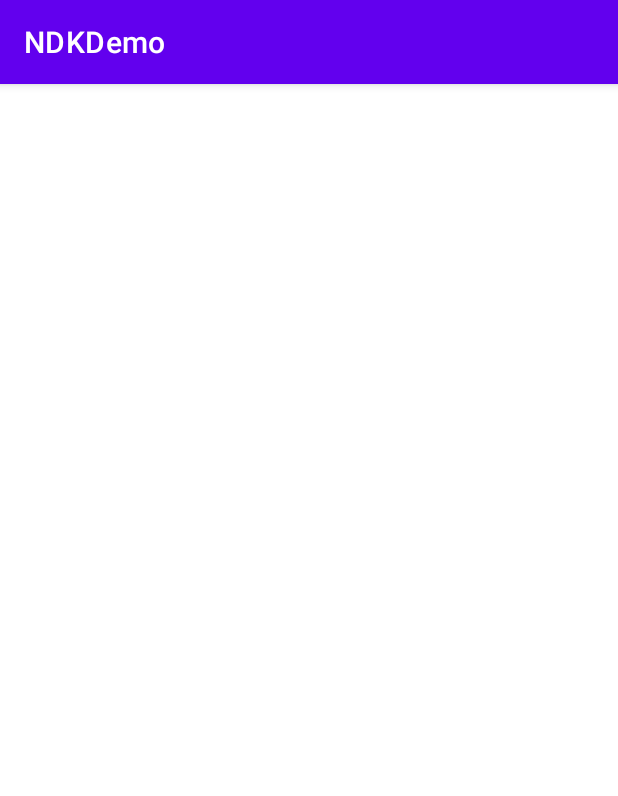
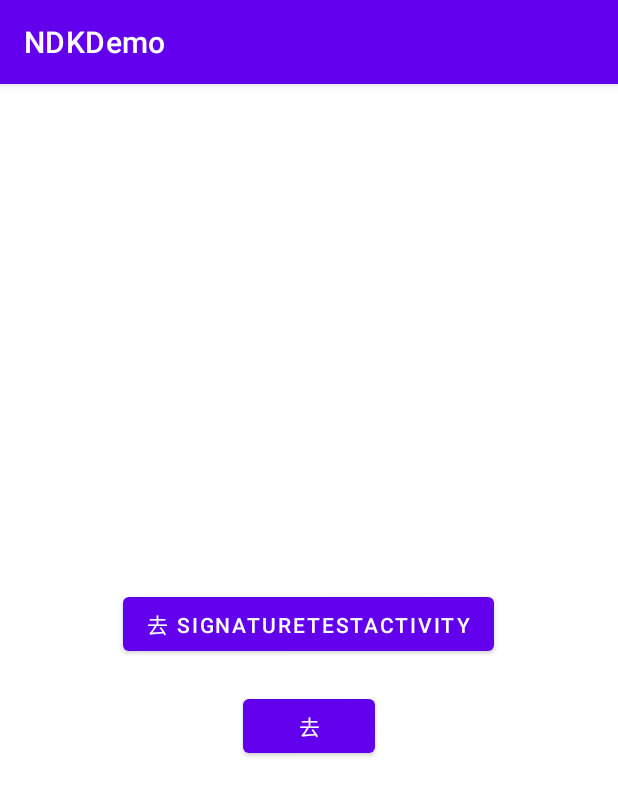
Before and after one commit to NiLuogege/NDKDemo, an Android app: the screen it shows after launch (MainActivity), on a phone screen of 412 x 824 dp. Shown: the top 796 px of the screen. Run offline under Robolectric (Android 15) with nearby library versions, the phone set to English and light mode, and no system bars.

Commit message:
整理代码

```diff
--- a/NDKDemo/app/src/main/AndroidManifest.xml
+++ b/NDKDemo/app/src/main/AndroidManifest.xml
@@ -22,6 +22,8 @@
                 <category android:name="android.intent.category.LAUNCHER" />
             </intent-filter>
         </activity>
+
+        <activity android:name=".signature.SignatureTestActivity"/>
     </application>
 
 </manifest>
--- a/NDKDemo/app/src/main/java/com/niluogege/ndkdemo/MainActivity.kt
+++ b/NDKDemo/app/src/main/java/com/niluogege/ndkdemo/MainActivity.kt
@@ -1,11 +1,15 @@
 package com.niluogege.ndkdemo
 
+import android.content.Intent
 import android.content.pm.PackageInfo
 import android.content.pm.PackageManager
 import android.os.Bundle
 import android.util.Log
+import android.view.View
 import androidx.appcompat.app.AppCompatActivity
 import com.niluogege.ndkdemo.databinding.ActivityMainBinding
+import com.niluogege.ndkdemo.signature.Signature
+import com.niluogege.ndkdemo.signature.SignatureTestActivity
 
 
 class MainActivity : AppCompatActivity() {
@@ -18,17 +22,10 @@ class MainActivity : AppCompatActivity() {
         binding = ActivityMainBinding.inflate(layoutInflater)
         setContentView(binding.root)
 
-        //授权校验，一个应该在app启动的时候就校验，这里就先放到Activity中
-        Signature.oauthVerify(this)
 
-        val packageInfo: PackageInfo = packageManager.getPackageInfo(packageName, PackageManager.GET_SIGNATURES)
-        val s =packageInfo.signatures[0].toCharsString()
-        Log.e("签名为",s)
-
-
-        // Example of a call to a native method
-        binding.sampleText.text = Signature.doSignature("sdfsdfsd111")
-        binding.sampleText2.text = "签名为：$s"
+        findViewById<View>(R.id.btn1).setOnClickListener {
+            startActivity(Intent(this,SignatureTestActivity::class.java))
+        }
 
 
     }
--- a/NDKDemo/app/src/main/java/com/niluogege/ndkdemo/Signature.kt
+++ b/NDKDemo/app/src/main/java/com/niluogege/ndkdemo/signature/Signature.kt
@@ -1,4 +1,4 @@
-package com.niluogege.ndkdemo
+package com.niluogege.ndkdemo.signature
 
 import android.content.Context
 
--- a/NDKDemo/app/src/main/res/layout/activity_main.xml
+++ b/NDKDemo/app/src/main/res/layout/activity_main.xml
@@ -10,26 +10,18 @@
 
 
 
-    <TextView
-        android:id="@+id/sample_text"
+    <Button
+        android:id="@+id/btn1"
         android:layout_width="wrap_content"
         android:layout_height="wrap_content"
-        android:text="Hello World!"
-        app:layout_constraintBottom_toBottomOf="parent"
-        android:layout_marginTop="20dp"
-        app:layout_constraintEnd_toEndOf="parent"
-        app:layout_constraintStart_toStartOf="parent"
-        app:layout_constraintTop_toTopOf="parent" />
+        android:text="去 SignatureTestActivity"
+        android:layout_marginTop="20dp"/>
 
-    <TextView
-        android:id="@+id/sample_text_2"
+    <Button
+        android:id="@+id/btn2"
         android:layout_width="wrap_content"
         android:layout_height="wrap_content"
-        android:text="Hello World!"
-        app:layout_constraintBottom_toBottomOf="parent"
-        android:layout_marginTop="20dp"
-        app:layout_constraintEnd_toEndOf="parent"
-        app:layout_constraintStart_toStartOf="parent"
-        app:layout_constraintTop_toTopOf="parent" />
+        android:text="去"
+        android:layout_marginTop="20dp"/>
 
 </LinearLayout>
```
Also changed, not shown: NDKDemo/app/src/main/java/com/niluogege/ndkdemo/signature/SignatureTestActivity.kt (added, +38 -0 lines), NDKDemo/app/src/main/res/layout/activity_signature_test.xml (added, +35 -0 lines), 1 other file.
